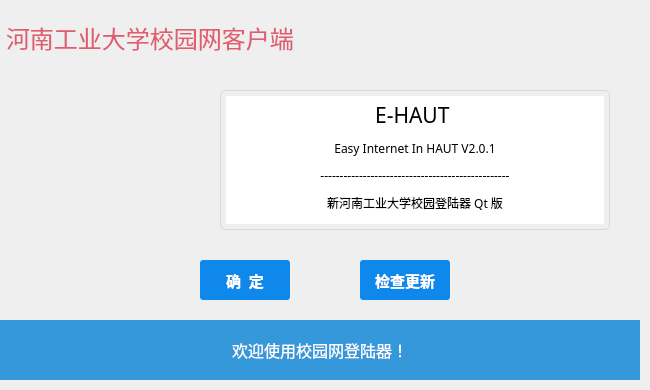
This is srun-3k-ui/mainwindow.ui in ehaut/srun3k-client-ui as Qt 5 draws it before an edit. The edited form follows.
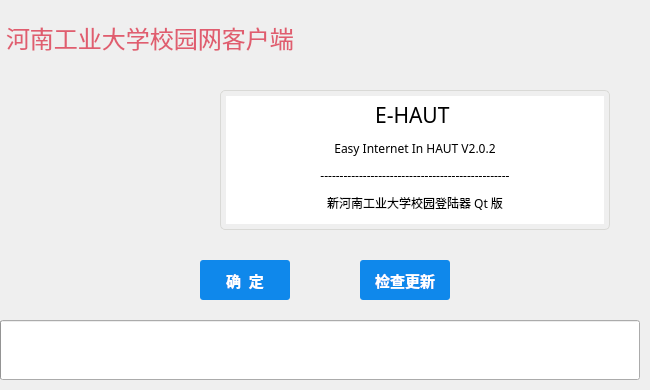
This is the edited form. The open tabs and pages were chosen to show the change. Icons and pictures are not drawn. Custom widgets are drawn as their Qt base class.

Patch:
```diff
--- a/srun-3k-ui/mainwindow.ui
+++ b/srun-3k-ui/mainwindow.ui
@@ -1466,25 +1466,6 @@
         </widget>
        </widget>
        <widget class="QWidget" name="aboutPage">
-        <widget class="QLabel" name="eHautIco">
-         <property name="geometry">
-          <rect>
-           <x>30</x>
-           <y>30</y>
-           <width>180</width>
-           <height>131</height>
-          </rect>
-         </property>
-         <property name="font">
-          <font>
-           <family>微软雅黑</family>
-           <pointsize>10</pointsize>
-          </font>
-         </property>
-         <property name="text">
-          <string>&lt;html&gt;&lt;head/&gt;&lt;body&gt;&lt;p align=&quot;center&quot;&gt;&lt;img src=&quot;:/Ico/R&quot;/&gt;&lt;/p&gt;&lt;p align=&quot;center&quot;&gt;&lt;br/&gt;&lt;/p&gt;&lt;/body&gt;&lt;/html&gt;</string>
-         </property>
-        </widget>
         <widget class="QTextBrowser" name="aboutBox">
          <property name="geometry">
           <rect>
@@ -1518,7 +1499,7 @@
 p, li { white-space: pre-wrap; }
 &lt;/style&gt;&lt;/head&gt;&lt;body style=&quot; font-family:'微软雅黑'; font-size:9pt; font-weight:400; font-style:normal;&quot;&gt;
 &lt;p align=&quot;center&quot; style=&quot; margin-top:0px; margin-bottom:10px; margin-left:0px; margin-right:0px; -qt-block-indent:0; text-indent:0px; background-color:#ffffff;&quot;&gt;&lt;span style=&quot; font-size:16pt; background-color:#ffffff;&quot;&gt;E-HAUT &lt;/span&gt;&lt;/p&gt;
-&lt;p align=&quot;center&quot; style=&quot; margin-top:0px; margin-bottom:10px; margin-left:0px; margin-right:0px; -qt-block-indent:0; text-indent:0px; background-color:#ffffff;&quot;&gt;&lt;span style=&quot; background-color:#ffffff;&quot;&gt;Easy Internet In HAUT V2.0.1&lt;/span&gt;&lt;/p&gt;
+&lt;p align=&quot;center&quot; style=&quot; margin-top:0px; margin-bottom:10px; margin-left:0px; margin-right:0px; -qt-block-indent:0; text-indent:0px; background-color:#ffffff;&quot;&gt;&lt;span style=&quot; background-color:#ffffff;&quot;&gt;Easy Internet In HAUT V2.0.2&lt;/span&gt;&lt;/p&gt;
 &lt;p align=&quot;center&quot; style=&quot; margin-top:0px; margin-bottom:10px; margin-left:0px; margin-right:0px; -qt-block-indent:0; text-indent:0px; background-color:#ffffff;&quot;&gt;&lt;span style=&quot; background-color:#ffffff;&quot;&gt;-------------------------------------------------&lt;/span&gt;&lt;/p&gt;
 &lt;p align=&quot;center&quot; style=&quot; margin-top:0px; margin-bottom:10px; margin-left:0px; margin-right:0px; -qt-block-indent:0; text-indent:0px; background-color:#ffffff;&quot;&gt;&lt;span style=&quot; background-color:#ffffff;&quot;&gt;新河南工业大学校园登陆器 Qt 版&lt;/span&gt;&lt;/p&gt;
 &lt;p align=&quot;center&quot; style=&quot; margin-top:0px; margin-bottom:10px; margin-left:0px; margin-right:0px; -qt-block-indent:0; text-indent:0px; background-color:#ffffff;&quot;&gt;&lt;span style=&quot; font-family:'Arial,Helvetica'; font-size:13px; color:#666666; background-color:#ffffff;&quot;&gt;©2019 E-haut Team&lt;/span&gt;&lt;/p&gt;
@@ -1606,12 +1587,39 @@
           <string>检查更新</string>
          </property>
         </widget>
+        <widget class="QPushButton" name="eHautIco">
+         <property name="enabled">
+          <bool>false</bool>
+         </property>
+         <property name="geometry">
+          <rect>
+           <x>60</x>
+           <y>40</y>
+           <width>101</width>
+           <height>101</height>
+          </rect>
+         </property>
+         <property name="styleSheet">
+          <string notr="true">QPushButton{
+background-image: url(:/Ico/R);
+background-color:transparent;
+
+
+}</string>
+         </property>
+         <property name="text">
+          <string/>
+         </property>
+         <property name="flat">
+          <bool>true</bool>
+         </property>
+        </widget>
        </widget>
       </widget>
      </widget>
     </item>
     <item>
-     <widget class="QWidget" name="widgetBottom" native="true">
+     <widget class="QStackedWidget" name="stackedWidgetBottom">
       <property name="sizePolicy">
        <sizepolicy hsizetype="Preferred" vsizetype="Fixed">
         <horstretch>0</horstretch>
@@ -1625,11 +1633,14 @@
        </size>
       </property>
       <property name="styleSheet">
-       <string notr="true">
-QLabel#statusBar{color:white;padding:5px 0px 5px;}
+       <string notr="true">QLabel#statusBar{color:white;padding:5px 0px 5px;}
 QWidget#widgetBottom{background:#3498DB;}
 </string>
       </property>
+      <property name="currentIndex">
+       <number>1</number>
+      </property>
+      <widget class="QWidget" name="widgetBottom">
       <layout class="QHBoxLayout" name="horizontalLayout_2">
        <property name="spacing">
         <number>0</number>
@@ -1653,8 +1664,8 @@
          </property>
          <property name="sizeHint" stdset="0">
           <size>
-           <width>40</width>
-           <height>20</height>
+            <width>225</width>
+            <height>17</height>
           </size>
          </property>
         </spacer>
@@ -1682,19 +1693,40 @@
          </property>
          <property name="sizeHint" stdset="0">
           <size>
-           <width>40</width>
-           <height>20</height>
+            <width>225</width>
+            <height>17</height>
           </size>
          </property>
         </spacer>
        </item>
       </layout>
+      </widget>
+      <widget class="QWidget" name="downloadWidgetBottom">
+       <widget class="RadiusProgressBar" name="downloadBar">
+        <property name="geometry">
+         <rect>
+          <x>0</x>
+          <y>0</y>
+          <width>640</width>
+          <height>60</height>
+         </rect>
+        </property>
+       </widget>
+      </widget>
      </widget>
     </item>
    </layout>
   </widget>
  </widget>
  <layoutdefault spacing="6" margin="11"/>
+ <customwidgets>
+  <customwidget>
+   <class>RadiusProgressBar</class>
+   <extends>QProgressBar</extends>
+   <header>radiusprogressbar.h</header>
+   <container>1</container>
+  </customwidget>
+ </customwidgets>
  <resources/>
  <connections/>
 </ui>
```
Left out of the diff: 5 changed lines with no effect on the pictures. Lines whose indentation alone changed are shown as unchanged.
